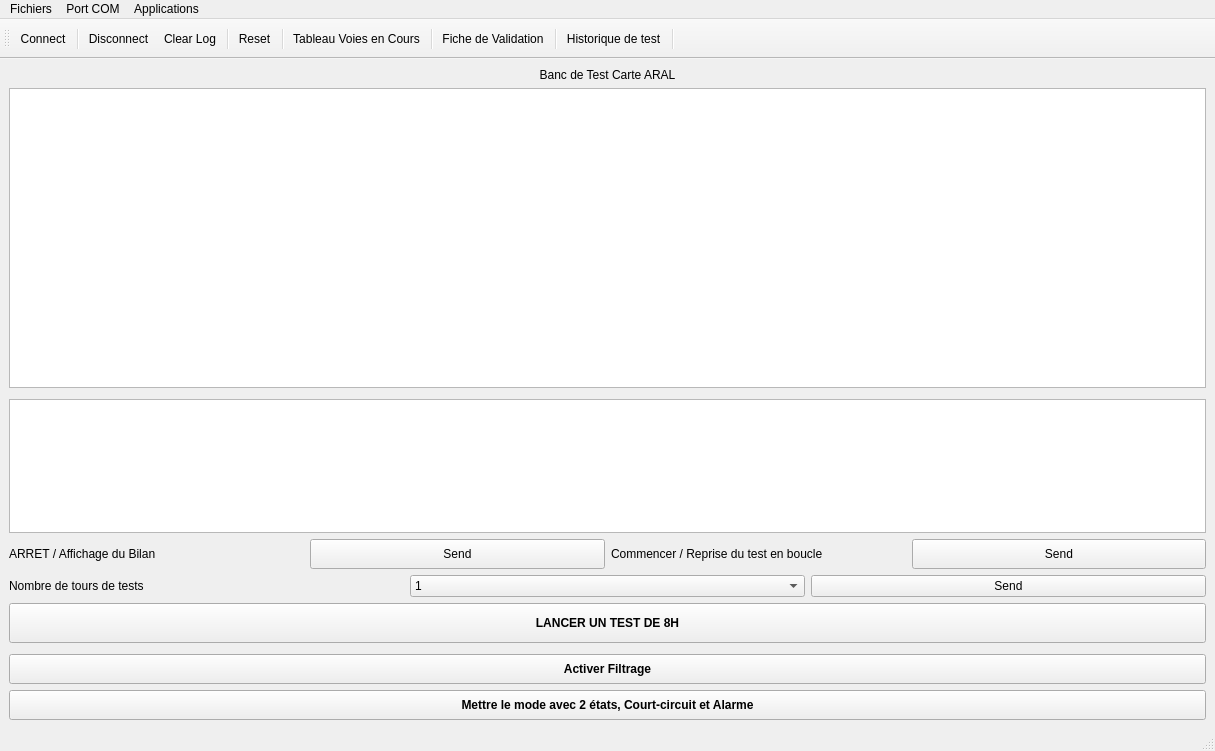
Above: Logiciel Qt/Banc_de_test_ARAL/mainwindow.ui from anasdtp/Aral before the change. Below: the same form after it.
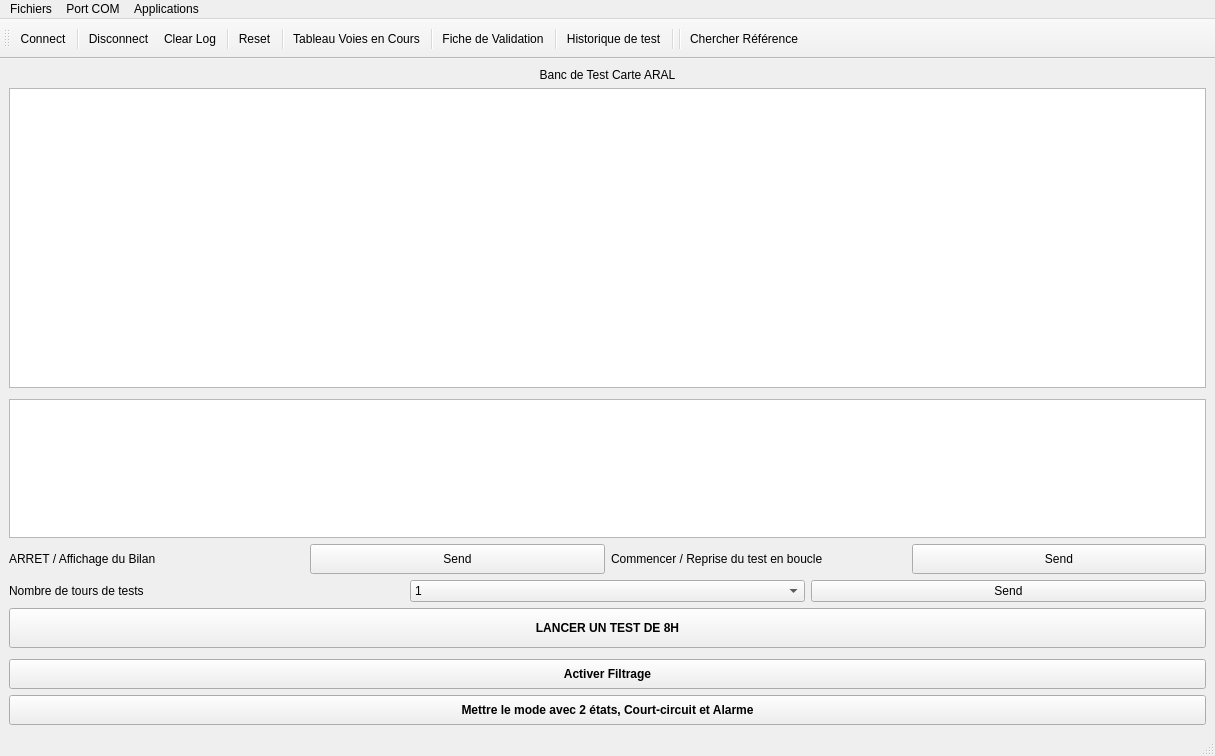
That is the form after the change. Icons and pictures are not drawn.

Commit message: ajout de l'onglet chercher reference il manque la mise à jour du json des references

What changed in the file:
```diff
--- a/Logiciel Qt/Banc_de_test_ARAL/mainwindow.ui
+++ b/Logiciel Qt/Banc_de_test_ARAL/mainwindow.ui
@@ -7,7 +7,7 @@
     <x>0</x>
     <y>0</y>
     <width>1215</width>
-    <height>751</height>
+    <height>756</height>
    </rect>
   </property>
   <property name="windowTitle">
@@ -223,6 +223,7 @@
       </property>
       <property name="font">
        <font>
+        <weight>75</weight>
         <bold>true</bold>
         <underline>false</underline>
         <strikeout>false</strikeout>
@@ -268,6 +269,7 @@
       </property>
       <property name="font">
        <font>
+        <weight>75</weight>
         <bold>true</bold>
         <underline>false</underline>
         <strikeout>false</strikeout>
@@ -298,6 +300,7 @@
       </property>
       <property name="font">
        <font>
+        <weight>75</weight>
         <bold>true</bold>
         <underline>false</underline>
         <strikeout>false</strikeout>
@@ -367,6 +370,8 @@
    <addaction name="actionHistorique"/>
    <addaction name="separator"/>
    <addaction name="Selectionneur Voies"/>
+   <addaction name="separator"/>
+   <addaction name="actionChercherRef"/>
   </widget>
   <widget class="QMenuBar" name="menubar">
    <property name="geometry">
@@ -506,6 +511,14 @@
     <string>Selectionneur Voies</string>
    </property>
   </action>
+  <action name="actionChercherRef">
+   <property name="text">
+    <string>&amp;Chercher Référence</string>
+   </property>
+   <property name="toolTip">
+    <string>Chercher Référence</string>
+   </property>
+  </action>
  </widget>
  <resources>
   <include location="Ressources.qrc"/>
```
Left out of the diff: 3 changed lines with no effect on the pictures. The commit also changes 17 other files.
